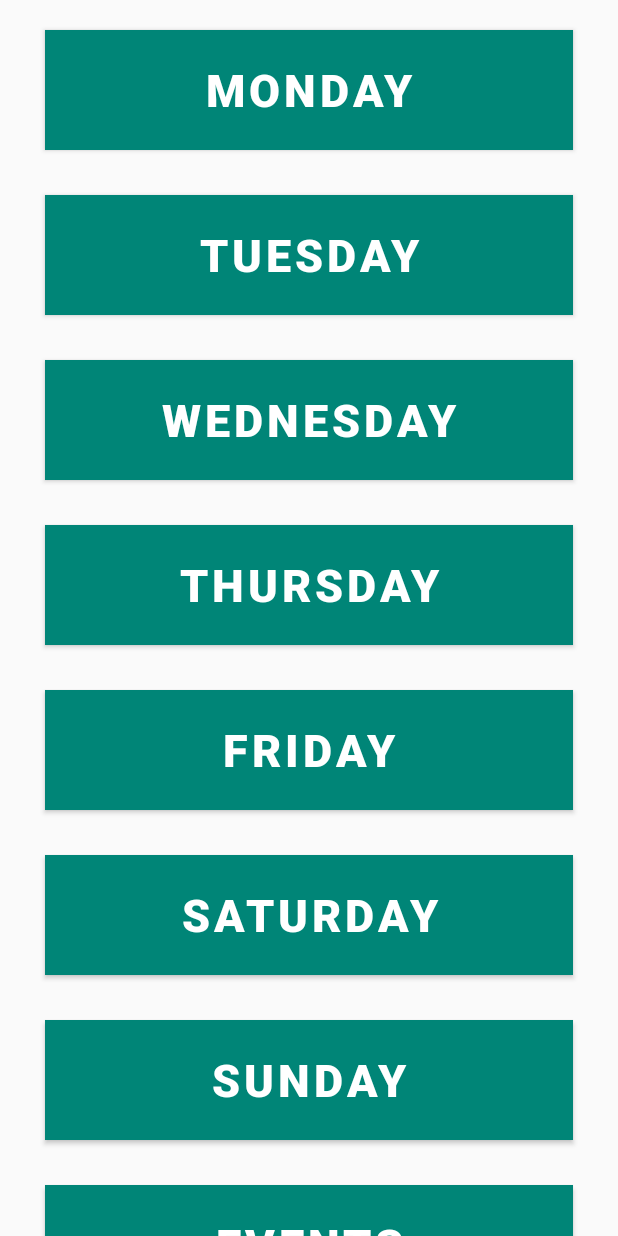
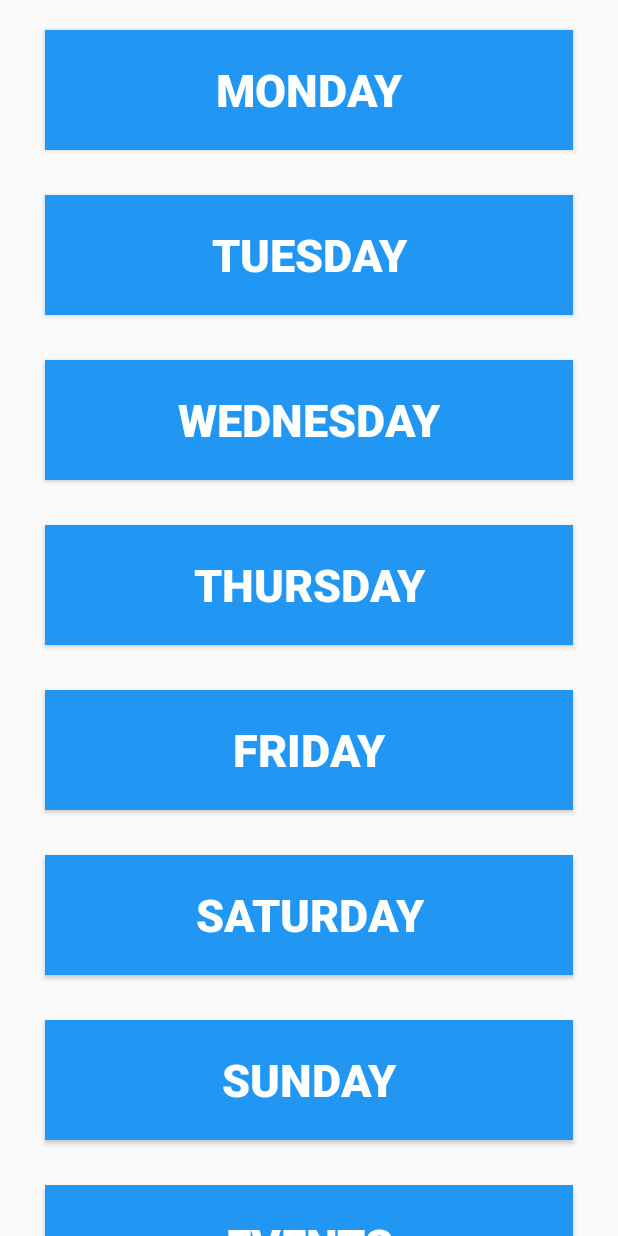
Before and after one commit to AHAB-HUB/HKIF, an Android app: the fragment DaysFragment shown on its own in the app's theme, after a tap on "TUESDAY", on a phone screen of 412 x 824 dp. Run offline under Robolectric (Android 15) with nearby library versions, the phone set to English and light mode, and no system bars; libraries missing offline, so code that uses them is left out: com.ramotion.foldingcell; 1 other tap on this screen came first.

Commit message:
deleted the session class, added functionality to some buttons, changed some colors

```diff
--- a/HKIF_master/app/src/main/java/HKR/HKIF/fragments/ScheduleFragment.java
+++ b/HKIF_master/app/src/main/java/HKR/HKIF/fragments/ScheduleFragment.java
@@ -1,6 +1,7 @@
 package HKR.HKIF.fragments;
 
 
+import android.annotation.SuppressLint;
 import android.os.Bundle;
 import android.view.LayoutInflater;
 import android.view.View;
@@ -20,7 +21,63 @@ import androidx.fragment.app.Fragment;
 
 
 
+@SuppressLint("ValidFragment")
 public class ScheduleFragment extends Fragment {
+
+
+
+
+    private ArrayList<ScheduleItem> items;
+
+
+    public ScheduleFragment (String eventHandler){
+
+        switch (eventHandler) {
+            case "monday":
+
+                items = ScheduleItem.getMonday();
+                break;
+
+            case "tuesday":
+                items = ScheduleItem.getTuesday();
+
+                break;
+
+            case "wednesday":
+                items = ScheduleItem.getWednesday();
+
+                break;
+
+            case "thursday":
+                items = ScheduleItem.getThursday();
+
+                break;
+
+            case "friday":
+                items = ScheduleItem.getFriday();
+
+                break;
+
+            case "saturday":
+                items = ScheduleItem.getSaturday();
+
+                break;
+
+            case "sunday":
+                items = ScheduleItem.getSunday();
+
+                break;
+
+            case "events":
+                items = ScheduleItem.getEvents();
+
+                break;
+
+        }
+
+    }
+
+
 
         @Override
         public View onCreateView(LayoutInflater inflater, ViewGroup container,
@@ -39,10 +96,6 @@ public class ScheduleFragment extends Fragment {
         // get our list view
         ListView theListView = getActivity().findViewById(R.id.mainListView);
 
-
-        //TODO get the list info from database and fill the list below
-        // prepare elements to display
-        final ArrayList<ScheduleItem> items = ScheduleItem.getTestingList();
 
 
         //TODO add a loop to create as much buttons we need that implement the same method/function
--- a/HKIF_master/app/src/main/res/layout/activity_main.xml
+++ b/HKIF_master/app/src/main/res/layout/activity_main.xml
@@ -20,7 +20,7 @@
         <androidx.appcompat.widget.Toolbar
             android:layout_width="match_parent"
             android:layout_height="?attr/actionBarSize"
-            android:background="@color/colorPrimary"
+            android:background="#2196f3"
             android:id="@+id/toolbar"
             android:theme="@style/ThemeOverlay.AppCompat.Dark.ActionBar"
             app:popupTheme="@style/ThemeOverlay.AppCompat.Light"
--- a/HKIF_master/app/src/main/res/layout/cell_content_layout.xml
+++ b/HKIF_master/app/src/main/res/layout/cell_content_layout.xml
@@ -10,7 +10,7 @@
     <RelativeLayout
         android:layout_width="match_parent"
         android:layout_height="match_parent"
-        android:background="@color/bgContentTop"
+        android:background="#2196f3"
         android:paddingBottom="7dp"
         android:paddingLeft="12dp"
         android:paddingRight="12dp"
--- a/HKIF_master/app/src/main/res/layout/cell_title_layout.xml
+++ b/HKIF_master/app/src/main/res/layout/cell_title_layout.xml
@@ -11,7 +11,7 @@
         android:layout_width="match_parent"
         android:layout_height="155dp"
         android:layout_weight="3"
-        android:background="@color/bgTitleLeft"
+        android:background="#2196f3"
         android:gravity="center_horizontal"
         android:orientation="vertical"
         android:paddingLeft="10dp"
--- a/HKIF_master/app/src/main/res/layout/days_layout.xml
+++ b/HKIF_master/app/src/main/res/layout/days_layout.xml
@@ -1,14 +1,26 @@
 <?xml version="1.0" encoding="utf-8"?>
-<LinearLayout xmlns:android="http://schemas.android.com/apk/res/android"
-    android:orientation="vertical" android:layout_width="match_parent"
+
+<androidx.appcompat.widget.ContentFrameLayout android:layout_width="match_parent"
+    android:layout_height="match_parent"
+    xmlns:android="http://schemas.android.com/apk/res/android">
+
+
+
+
+
+        <ScrollView
+            android:layout_width="match_parent"
             android:layout_height="match_parent">
+
 
 
                 <androidx.appcompat.widget.ContentFrameLayout
                     android:layout_width="match_parent"
                     android:layout_height="match_parent">
 
-        <com.google.android.material.button.MaterialButton
+
+
+        <Button
             android:id="@+id/days_monday"
             android:layout_width="match_parent"
             android:layout_height="80dp"
@@ -18,11 +30,12 @@
             android:background="#2196f3"
             android:textColor="#ffff"
             android:text="Monday"
-            android:textSize="30dp"
+            android:textSize="30sp"
             android:textStyle="bold"
-            android:clickable="true" />
+            android:clickable="true"
+            android:focusable="true" />
 
-        <com.google.android.material.button.MaterialButton
+        <Button
             android:id="@+id/days_tuesday"
             android:layout_width="match_parent"
             android:layout_height="80dp"
@@ -32,11 +45,12 @@
             android:background="#2196f3"
             android:textColor="#ffff"
             android:text="Tuesday"
-            android:textSize="30dp"
+            android:textSize="30sp"
             android:textStyle="bold"
-            android:clickable="true" />
+            android:clickable="true"
+            android:focusable="true" />
 
-        <com.google.android.material.button.MaterialButton
+        <Button
             android:id="@+id/days_wednesday"
             android:layout_width="match_parent"
             android:layout_height="80dp"
@@ -46,10 +60,11 @@
             android:background="#2196f3"
             android:textColor="#ffff"
             android:text="Wednesday"
-            android:textSize="30dp"
+            android:textSize="30sp"
             android:textStyle="bold"
-            android:clickable="true" />
-        <com.google.android.material.button.MaterialButton
+            android:clickable="true"
+            android:focusable="true" />
+        <Button
             android:id="@+id/days_thursday"
             android:layout_width="match_parent"
             android:layout_height="80dp"
@@ -59,10 +74,11 @@
             android:background="#2196f3"
             android:textColor="#ffff"
             android:text="Thursday"
-            android:textSize="30dp"
+            android:textSize="30sp"
             android:textStyle="bold"
-            android:clickable="true" />
-        <com.google.android.material.button.MaterialButton
+            android:clickable="true"
+            android:focusable="true" />
+        <Button
             android:id="@+id/days_friday"
             android:layout_width="match_parent"
             android:layout_height="80dp"
@@ -72,10 +88,11 @@
             android:background="#2196f3"
             android:textColor="#ffff"
             android:text="Friday"
-            android:textSize="30dp"
+            android:textSize="30sp"
             android:textStyle="bold"
-            android:clickable="true" />
-        <com.google.android.material.button.MaterialButton
+            android:clickable="true"
+            android:focusable="true" />
+        <Button
             android:id="@+id/days_saturday"
             android:layout_width="match_parent"
             android:layout_height="80dp"
@@ -85,10 +102,11 @@
             android:background="#2196f3"
             android:textColor="#ffff"
             android:text="Saturday"
-            android:textSize="30dp"
+            android:textSize="30sp"
             android:textStyle="bold"
-            android:clickable="true" />
-        <com.google.android.material.button.MaterialButton
+            android:clickable="true"
+            android:focusable="true" />
+        <Button
             android:id="@+id/days_sunday"
             android:layout_width="match_parent"
             android:layout_height="80dp"
@@ -103,7 +121,7 @@
             android:clickable="true"
             android:focusable="true" />
 
-        <com.google.android.material.button.MaterialButton
+        <Button
             android:id="@+id/days_events"
             android:layout_width="match_parent"
             android:layout_height="80dp"
@@ -113,11 +131,15 @@
             android:background="#2196f3"
             android:textColor="#ffff"
             android:text="Events"
-            android:textSize="30dp"
+            android:textSize="30sp"
             android:textStyle="bold"
-            android:clickable="true" />
+            android:clickable="true"
+            android:focusable="true" />
+
 
                 </androidx.appcompat.widget.ContentFrameLayout>
 
+        </ScrollView>
 
-</LinearLayout>
+
+</androidx.appcompat.widget.ContentFrameLayout>
--- a/HKIF_master/app/src/main/res/layout/nav_header_main.xml
+++ b/HKIF_master/app/src/main/res/layout/nav_header_main.xml
@@ -3,7 +3,7 @@
     xmlns:app="http://schemas.android.com/apk/res-auto"
     android:layout_width="match_parent"
     android:layout_height="@dimen/nav_header_height"
-    android:background="@drawable/side_nav_bar"
+    android:background="#2196f3"
     android:gravity="bottom"
     android:orientation="vertical"
     android:paddingLeft="@dimen/activity_horizontal_margin"
```
Also changed, not shown: HKIF_master/app/src/main/java/HKR/HKIF/MainActivity.java (+3 -5 lines), HKIF_master/app/src/main/java/HKR/HKIF/data/ScheduleItem.java (+53 -2 lines), HKIF_master/app/src/main/java/HKR/HKIF/fragments/DaysFragment.java (+17 -11 lines), HKIF_master/app/src/main/java/HKR/HKIF/fragments/SessionManagement.java (deleted, +0 -76 lines), HKIF_master/app/src/main/res/layout/session_management.xml (deleted, +0 -17 lines). Lines whose indentation alone changed are shown as unchanged.
